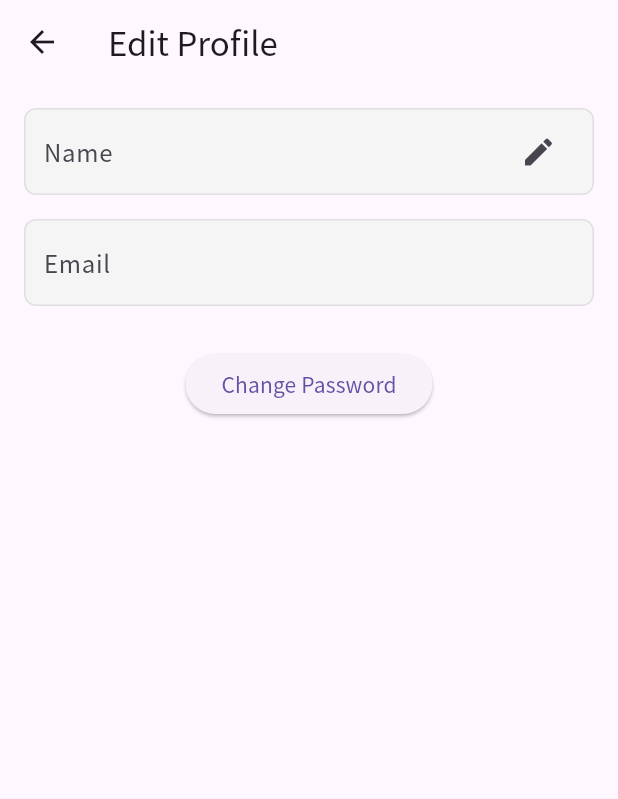
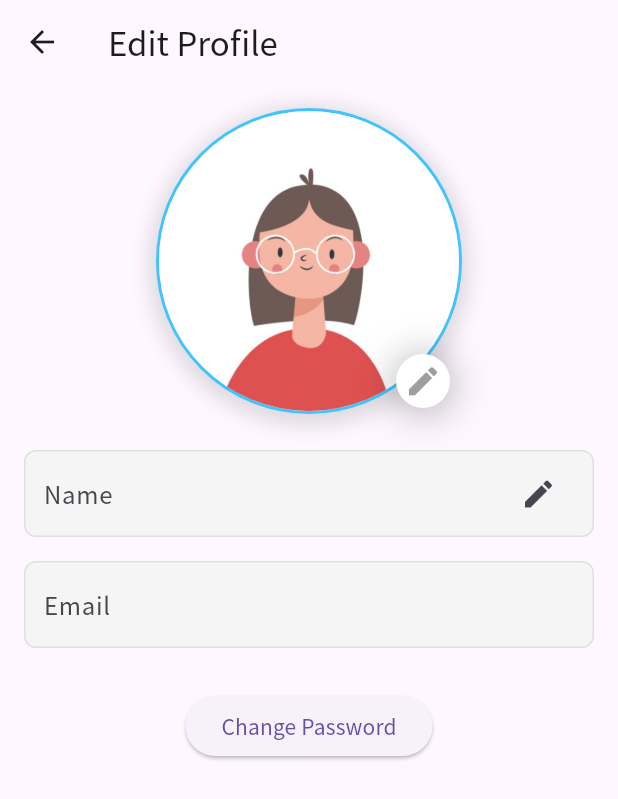
Before and after one commit to EstelLa-83/FridgeHelper, a Flutter app: the ProfileEditPage screen opened by its route, on a phone screen of 412 x 824 dp. Shown: the top 799 px of the screen. Run offline on Flutter 3.47's test engine with Material 3 defaults, Android fonts, the phone set to English and light mode, and no system bars; our stand-ins replace dropdown_button2, flutter_local_notifications, flutter_secure_storage, permission_handler, shared_preferences, timezone; accounts and stored records are empty.

Commit message:
add profile image in setting page

```diff
--- a/lib/page/page_profile.dart
+++ b/lib/page/page_profile.dart
@@ -2,6 +2,7 @@ import 'dart:convert';
 import 'package:flutter/material.dart';
 import 'package:fridge/controller/global.dart';
 import 'package:fridge/controller/auth_service.dart';
+import 'package:fridge/controller/profiles.dart';
 
 class ProfileEditPage extends StatefulWidget {
   const ProfileEditPage({super.key});
@@ -13,20 +14,8 @@ class ProfileEditPage extends StatefulWidget {
 class _ProfileEditPageState extends State<ProfileEditPage> {
   final nameController = TextEditingController();
   final emailController = TextEditingController();
+  late int profile;
   bool isEditingName = false;
-
-  @override
-  void initState() {
-    super.initState();
-    _loadUserInfo();
-  }
-
-  @override
-  void dispose() {
-    nameController.dispose();
-    emailController.dispose();
-    super.dispose();
-  }
 
   Future<void> _loadUserInfo() async {
     final response = await authenticatedRequest(
@@ -40,6 +29,7 @@ class _ProfileEditPageState extends State<ProfileEditPage> {
       setState(() {
         nameController.text = data['userName'];
         emailController.text = data['email'];
+        profile = data['userProfile'];
       });
     } else {
       ScaffoldMessenger.of(context).showSnackBar(
@@ -68,6 +58,189 @@ class _ProfileEditPageState extends State<ProfileEditPage> {
         const SnackBar(content: Text('Failed to update name')),
       );
     }
+  }
+
+  @override
+  void initState() {
+    super.initState();
+    if (onServer) {
+      _loadUserInfo();
+    }
+    else {
+      profile = 1;
+    }
+
+  }
+
+  @override
+  void dispose() {
+    nameController.dispose();
+    emailController.dispose();
+    super.dispose();
+  }
+
+  @override
+  Widget build(BuildContext context) {
+    return Scaffold(
+      appBar: AppBar(
+        title: const Text("Edit Profile")
+      ),
+      body: Padding(
+        padding: const EdgeInsets.all(16),
+        child: Column(
+          children: [
+            Stack(
+              alignment: Alignment.bottomRight,
+              children: [
+                // Profile Image
+                Container(
+                  margin: const EdgeInsets.only(bottom: 24), // 원하는 마진 테두리 안쪽 여백
+                  decoration: BoxDecoration(
+                    shape: BoxShape.circle,
+                    border: Border.all(color: Colors.lightBlueAccent, width: 2), // 테두리
+                    boxShadow: const [
+                      BoxShadow(
+                        color: Colors.black12,
+                        spreadRadius: 5,
+                        blurRadius: 10,
+                        offset: Offset(0, 3),
+                      ),
+                    ],
+                  ),
+                  child: ClipOval(
+                    child: Image.asset(
+                      profileImages[profile],
+                      errorBuilder: (context, error, stackTrace) => const Icon(Icons.person, size: 100),
+                      width: 200,
+                      height: 200,
+                      fit: BoxFit.cover,
+                    ),
+                  ),
+                ),
+                // 수정 버튼
+                Positioned(
+                  bottom: 28,
+                  right: 8,
+                  child: GestureDetector(
+                    onTap: () => _showProfileImagePicker(context),
+                    child: Container(
+                    width:36,
+                    height: 36,
+                    decoration: BoxDecoration(
+                      color: Colors.white,
+                      shape: BoxShape.circle,
+                      boxShadow: const [
+                        BoxShadow(
+                          color: Colors.black26,
+                          blurRadius: 20,
+                          spreadRadius: 3,
+                          offset: Offset(0, 2),
+                        ),
+                      ],
+                    ),
+                    child: const Center(
+                      child: Icon(
+                        Icons.edit,
+                        size: 25,
+                        color: Colors.grey,
+                    ),
+                    ),
+                  ),
+                  ),
+                ),
+              ],
+            ),
+            _buildRoundedField(
+              controller: nameController,
+              label: 'Name',
+              readOnly: !isEditingName,
+              suffixIcon: isEditingName
+                  ? IconButton(
+                icon: const Icon(Icons.check),
+                onPressed: _submitNameChange,
+              )
+                  : IconButton(
+                icon: const Icon(Icons.edit),
+                onPressed: () => setState(() => isEditingName = true),
+              ),
+            ),
+            _buildRoundedField(
+              controller: emailController,
+              label: 'Email',
+              readOnly: true,
+            ),
+            const SizedBox(height: 12),
+            ElevatedButton(
+              onPressed: _showChangePasswordDialog,
+              child: const Text('Change Password'),
+            ),
+          ],
+        ),
+      ),
+    );
+  }
+
+  void _showProfileImagePicker(BuildContext context) {
+    showModalBottomSheet(
+      context: context,
+      shape: const RoundedRectangleBorder(
+        borderRadius: BorderRadius.vertical(top: Radius.circular(16)),
+      ),
+      builder: (context) {
+        return SizedBox(
+          height: 400,
+          child: GridView.builder(
+            padding: const EdgeInsets.all(16),
+            gridDelegate: const SliverGridDelegateWithFixedCrossAxisCount(
+              crossAxisCount: 3,
+              crossAxisSpacing: 12,
+              mainAxisSpacing: 12,
+            ),
+            itemCount: profileImages.length,
+            itemBuilder: (context, index) {
+              final imagePath = profileImages[index];
+              return GestureDetector(
+                onTap: () async {
+                  final response = await authenticatedRequest(
+                    context: context,
+                    url: Uri.parse('$BASE_URL/users/profile'),
+                    method: 'PUT',
+                    body: {
+                      'userProfile': index,
+                    },
+                  );
+
+                  if (response.statusCode == 200) {
+                    setState(() {
+                      profile = index;
+                    });
+
+                    ScaffoldMessenger.of(context).showSnackBar(
+                      const SnackBar(content: Text('Profile Image updated successfully')),
+                    );
+                  }
+                  else {
+                    ScaffoldMessenger.of(context).showSnackBar(
+                      const SnackBar(content: Text('Failed to update profile image')),
+                    );
+                  }
+
+                  Navigator.pop(context);
+                },
+                child: ClipOval(
+                  child: Image.asset(
+                    imagePath,
+                    fit: BoxFit.cover,
+                    width: 100,
+                    height: 100,
+                  ),
+                ),
+              );
+            },
+          ),
+        );
+      },
+    );
   }
 
   void _showChangePasswordDialog() {
@@ -260,42 +433,4 @@ class _ProfileEditPageState extends State<ProfileEditPage> {
       ),
     );
   }
-
-  @override
-  Widget build(BuildContext context) {
-    return Scaffold(
-      appBar: AppBar(title: const Text("Edit Profile")),
-      body: Padding(
-        padding: const EdgeInsets.all(16),
-        child: Column(
-          children: [
-            _buildRoundedField(
-              controller: nameController,
-              label: 'Name',
-              readOnly: !isEditingName,
-              suffixIcon: isEditingName
-                  ? IconButton(
-                icon: const Icon(Icons.check),
-                onPressed: _submitNameChange,
-              )
-                  : IconButton(
-                icon: const Icon(Icons.edit),
-                onPressed: () => setState(() => isEditingName = true),
-              ),
-            ),
-            _buildRoundedField(
-              controller: emailController,
-              label: 'Email',
-              readOnly: true,
-            ),
-            const SizedBox(height: 12),
-            ElevatedButton(
-              onPressed: _showChangePasswordDialog,
-              child: const Text('Change Password'),
-            ),
-          ],
-        ),
-      ),
-    );
-  }
 }
```
Also changed, not shown: lib/page/page_setting.dart (+13 -10 lines).
